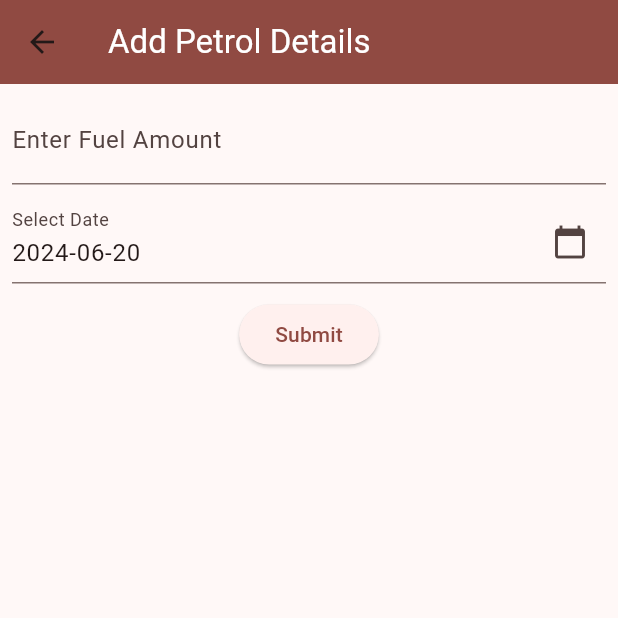
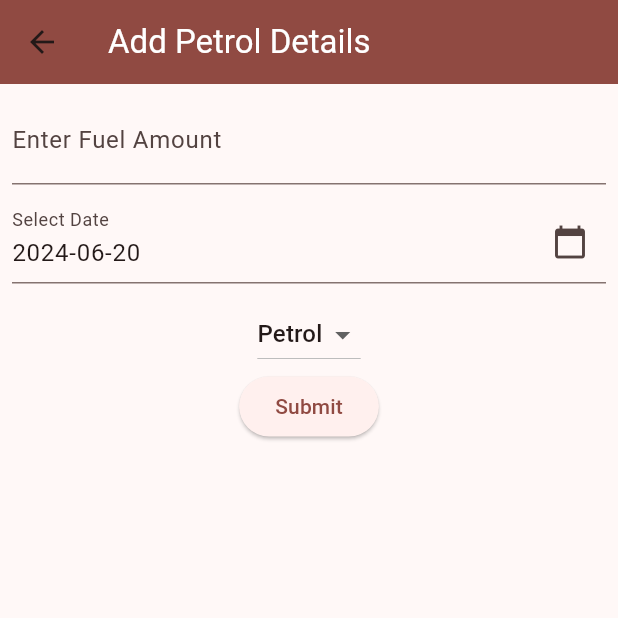
Before and after one commit to sush562/petrolin, a Flutter app: the AddPetrolDetailsScreen screen opened directly, on a phone screen of 412 x 824 dp, the top half of it. Run offline on Flutter 3.47's test engine with Material 3 defaults, Android fonts, the phone set to English and light mode, and no system bars; our stand-ins replace flutter_riverpod, sqflite; accounts and stored records are empty.

```diff
--- a/lib/data/datasource/database/fuel_database_impl.dart
+++ b/lib/data/datasource/database/fuel_database_impl.dart
@@ -35,7 +35,8 @@ class FuelDatabaseImpl extends FuelDatabase {
   @override
   Future<FuelEntryListEntity> getAllFuelEntries() async {
     final db = await database;
-    final FuelEntryListEntity response = await db.query(_fuelAddTableName);
+    final FuelEntryListEntity response = await db.query(_fuelAddTableName,
+        orderBy: '${FuelEntry.columnEntryTime} DESC');
     return response;
   }
 
--- /dev/null
+++ b/lib/data/entity/fuel_types.dart
@@ -0,0 +1,4 @@
+const String petrol = 'Petrol';
+const String diesel = 'Diesel';
+
+final List<String> fuelTypes = [petrol, diesel];
--- a/lib/presentation/view/add_fuel_details.dart
+++ b/lib/presentation/view/add_fuel_details.dart
@@ -1,6 +1,7 @@
 import 'package:flutter/material.dart';
 import 'package:flutter/services.dart';
 import 'package:flutter_riverpod/flutter_riverpod.dart';
+import 'package:petrolin/data/entity/fuel_types.dart';
 import 'package:petrolin/presentation/viewmodel/add_fuel_details_viewmodel.dart';
 
 class AddPetrolDetailsScreen extends ConsumerStatefulWidget {
@@ -17,6 +18,7 @@ class AddPetrolDetailsScreen extends ConsumerStatefulWidget {
 class _AddPetrolDetailsScreen extends ConsumerState<AddPetrolDetailsScreen> {
   final _formKey = GlobalKey<FormState>();
   DateTime _selectedDate = DateTime.now();
+  String _selectedFuelType = petrol;
   late TextEditingController _dateController;
   final TextEditingController _amountEditingController =
       TextEditingController();
@@ -122,6 +124,17 @@ class _AddPetrolDetailsScreen extends ConsumerState<AddPetrolDetailsScreen> {
                       onTap: () => _pickDate(),
                     ),
                     const SizedBox(height: 10),
+                    DropdownButton(
+                        value: _selectedFuelType,
+                        items: fuelTypes.map((String value) {
+                          return DropdownMenuItem<String>(
+                            value: value,
+                            child: Text(value),
+                          );
+                        }).toList(),
+                        onChanged: (String? newValue) {
+                          _selectedFuelType = newValue!;
+                        }),
                     ElevatedButton(
                       onPressed: () {
                         if (_formKey.currentState!.validate()) {
@@ -143,11 +156,13 @@ class _AddPetrolDetailsScreen extends ConsumerState<AddPetrolDetailsScreen> {
         widget.id,
         double.parse(_amountEditingController.text),
         _selectedDate,
+        _selectedFuelType,
       );
     } else {
       await _addFuelDetailViewModel.addNewFuelEntry(
         double.parse(_amountEditingController.text),
         _selectedDate,
+        _selectedFuelType,
       );
     }
     Navigator.pop(context);
```
Also changed, not shown: lib/presentation/view/home.dart (+8 -9 lines), lib/presentation/viewmodel/add_fuel_details_viewmodel.dart (+4 -9 lines), 22 other files.
